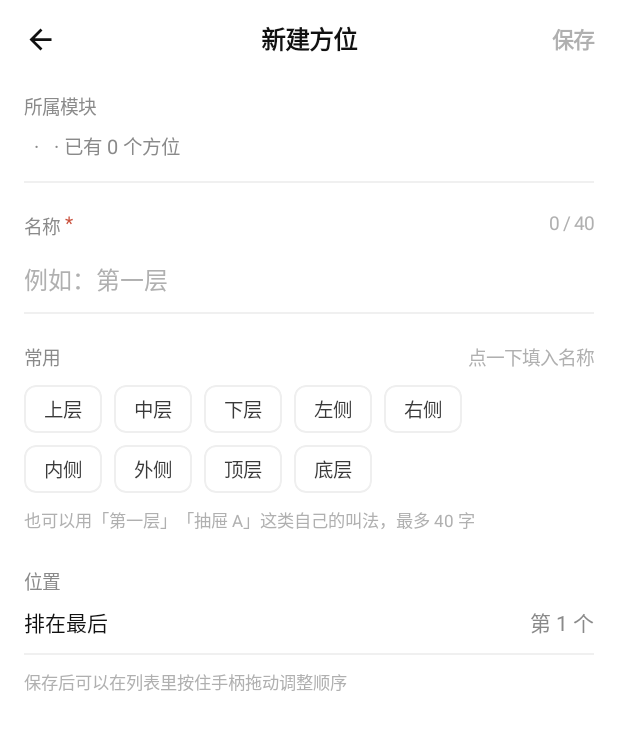
After one commit to LFHacker/Order, an Android app built with Jetpack Compose: the composable PositionEditScreen shown on its own in the app's theme, on a phone screen of 412 x 824 dp. The commit adds this screen. Shown: the top 730 px of the screen. Run offline under Robolectric (Android 15) with nearby library versions, the phone set to English and light mode, and no system bars.

Commit message:
feat(android): 方位层 UI（列表+拖动排序/新建编辑/删除/空态）
- Position 模型 + positions.json，按 moduleId 归属模块，sortOrder 决定顺序
- 导航再深一层：工作区 → 模块 → 方位
- 方位列表：序号 + 名称 + 物品数 + 拖动手柄；长按手柄可拖动排序并持久化
- 新建/编辑：所属模块、名称、九个常用预设（可点填入、可手改）
- 删除按容器处理：方位与其中物品一起进回收站（与工作区/模块一致）
- 模块行的方位数改为从 positions 实际统计，不再用存量字段
- 删除工作区/模块时级联清理方位
- 版本 debug-0.3.0A-20261122（versionCode 4）

```diff
--- a/android/app/build.gradle.kts
+++ b/android/app/build.gradle.kts
@@ -14,8 +14,8 @@ android {
         applicationId = "online.lfcloud.order"
         minSdk = 26
         targetSdk = 36
-        versionCode = 3
-        versionName = "debug-0.2.0A-20261122"
+        versionCode = 4
+        versionName = "debug-0.3.0A-20261122"
     }
 
     buildTypes {
--- /dev/null
+++ b/android/app/src/main/java/online/lfcloud/order/ui/PositionEditScreen.kt
@@ -0,0 +1,184 @@
+package online.lfcloud.order.ui
+
+import androidx.compose.foundation.background
+import androidx.compose.foundation.border
+import androidx.compose.foundation.clickable
+import androidx.compose.foundation.layout.Arrangement
+import androidx.compose.foundation.layout.Box
+import androidx.compose.foundation.layout.Column
+import androidx.compose.foundation.layout.Row
+import androidx.compose.foundation.layout.Spacer
+import androidx.compose.foundation.layout.fillMaxSize
+import androidx.compose.foundation.layout.fillMaxWidth
+import androidx.compose.foundation.layout.height
+import androidx.compose.foundation.layout.padding
+import androidx.compose.foundation.layout.size
+import androidx.compose.foundation.layout.width
+import androidx.compose.foundation.layout.wrapContentWidth
+import androidx.compose.foundation.rememberScrollState
+import androidx.compose.foundation.shape.RoundedCornerShape
+import androidx.compose.foundation.text.BasicTextField
+import androidx.compose.foundation.verticalScroll
+import androidx.compose.material.icons.Icons
+import androidx.compose.material.icons.filled.ArrowBack
+import androidx.compose.material3.Icon
+import androidx.compose.material3.Text
+import androidx.compose.runtime.Composable
+import androidx.compose.ui.Alignment
+import androidx.compose.ui.Modifier
+import androidx.compose.ui.draw.clip
+import androidx.compose.ui.graphics.Color
+import androidx.compose.ui.graphics.SolidColor
+import androidx.compose.ui.text.TextStyle
+import androidx.compose.ui.text.font.FontWeight
+import androidx.compose.ui.unit.dp
+import androidx.compose.ui.unit.sp
+import online.lfcloud.order.OrderViewModel
+import online.lfcloud.order.ui.theme.Danger
+import online.lfcloud.order.ui.theme.HairLine
+import online.lfcloud.order.ui.theme.Ink
+import online.lfcloud.order.ui.theme.Ink2
+import online.lfcloud.order.ui.theme.Muted
+import online.lfcloud.order.ui.theme.MutedLight
+import online.lfcloud.order.ui.theme.Teal
+
+private val Presets = listOf("上层", "中层", "下层", "左侧", "右侧", "内侧", "外侧", "顶层", "底层")
+
+@Composable
+fun PositionEditScreen(
+    vm: OrderViewModel,
+    onBack: () -> Unit,
+    onSaved: () -> Unit
+) {
+    val isNew = vm.editingPositionId == null
+    val module = vm.modules.firstOrNull { it.id == vm.positionModuleId }
+    val workspace = vm.workspaces.firstOrNull { it.id == module?.workspaceId }
+
+    Column(Modifier.fillMaxSize().background(Color.White)) {
+
+        Box(Modifier.fillMaxWidth().height(52.dp)) {
+            Icon(
+                Icons.Filled.ArrowBack, contentDescription = "返回", tint = Ink,
+                modifier = Modifier.align(Alignment.CenterStart).padding(start = 16.dp)
+                    .size(22.dp).clickable(onClick = onBack)
+            )
+            Text(
+                if (isNew) "新建方位" else "编辑方位",
+                fontSize = 16.5.sp, fontWeight = FontWeight.SemiBold, color = Ink,
+                modifier = Modifier.align(Alignment.Center)
+            )
+            Text(
+                "保存",
+                fontSize = 14.5.sp, fontWeight = FontWeight.SemiBold,
+                color = if (vm.posName.isBlank()) MutedLight else Teal,
+                softWrap = false, maxLines = 1,
+                modifier = Modifier.align(Alignment.CenterEnd).padding(horizontal = 16.dp)
+                    .clickable { if (vm.savePosition()) onSaved() }
+            )
+        }
+
+        Column(Modifier.weight(1f).verticalScroll(rememberScrollState()).padding(horizontal = 16.dp)) {
+
+            Spacer(Modifier.height(10.dp))
+            MiniLabel("所属模块")
+            Spacer(Modifier.height(8.dp))
+            Row(verticalAlignment = Alignment.CenterVertically) {
+                val icon = IconLibrary.find(module?.iconId)
+                if (icon != null) {
+                    Icon(IconLibrary.vector(icon.id), contentDescription = null,
+                        tint = Ink2, modifier = Modifier.size(16.dp))
+                    Spacer(Modifier.width(6.dp))
+                }
+                Text(module?.name ?: "", fontSize = 14.sp, color = Ink, fontWeight = FontWeight.Medium)
+                Text(
+                    "  ·  ${workspace?.name ?: ""} · 已有 ${vm.positionCountOf(module?.id)} 个方位",
+                    fontSize = 13.sp, color = Muted
+                )
+            }
+            Spacer(Modifier.height(14.dp))
+            Box(Modifier.fillMaxWidth().height(1.dp).background(HairLine))
+
+            Spacer(Modifier.height(20.dp))
+            Row(Modifier.fillMaxWidth(), horizontalArrangement = Arrangement.SpaceBetween) {
+                Row {
+                    MiniLabel("名称")
+                    Spacer(Modifier.width(3.dp))
+                    Text("*", fontSize = 12.5.sp, color = Danger)
+                }
+                Text("${vm.posName.length} / 40", fontSize = 12.5.sp, color = MutedLight)
+            }
+            Spacer(Modifier.height(4.dp))
+            Box(Modifier.fillMaxWidth().height(44.dp), contentAlignment = Alignment.CenterStart) {
+                if (vm.posName.isEmpty()) {
+                    Text("例如：第一层", fontSize = 16.sp, color = MutedLight)
+                }
+                BasicTextField(
+                    value = vm.posName,
+                    onValueChange = { if (it.length <= 40) { vm.posName = it; vm.posError = null } },
+                    singleLine = true,
+                    textStyle = TextStyle(fontSize = 16.sp, color = Ink),
+                    cursorBrush = SolidColor(Teal),
+                    modifier = Modifier.fillMaxWidth()
+                )
+            }
+            Box(Modifier.fillMaxWidth().height(1.dp).background(HairLine))
+            if (vm.posError != null) {
+                Spacer(Modifier.height(6.dp))
+                Text(vm.posError!!, fontSize = 11.5.sp, color = Danger)
+            }
+
+            Spacer(Modifier.height(20.dp))
+            Row(Modifier.fillMaxWidth(), horizontalArrangement = Arrangement.SpaceBetween) {
+                MiniLabel("常用")
+                Text("点一下填入名称", fontSize = 12.5.sp, color = MutedLight)
+            }
+            Spacer(Modifier.height(9.dp))
+            Column(verticalArrangement = Arrangement.spacedBy(8.dp)) {
+                Presets.chunked(5).forEach { row ->
+                    Row(horizontalArrangement = Arrangement.spacedBy(8.dp)) {
+                        row.forEach { preset ->
+                            val selected = vm.posName == preset
+                            Box(
+                                Modifier.height(32.dp)
+                                    .clip(RoundedCornerShape(8.dp))
+                                    .background(if (selected) Color(0xFFF0FBF9) else Color.White)
+                                    .border(1.dp, if (selected) Teal else Color(0xFFEFEFEF), RoundedCornerShape(8.dp))
+                                    .clickable { vm.posName = preset; vm.posError = null }
+                                    .padding(horizontal = 13.dp),
+                                contentAlignment = Alignment.Center
+                            ) {
+                                Text(
+                                    preset, fontSize = 13.sp,
+                                    color = if (selected) Color(0xFF0B8474) else Ink2,
+                                    fontWeight = if (selected) FontWeight.Medium else FontWeight.Normal
+                                )
+                            }
+                        }
+                    }
+                }
+            }
+            Spacer(Modifier.height(9.dp))
+            Text(
+                "也可以用「第一层」「抽屉 A」这类自己的叫法，最多 40 字",
+                fontSize = 11.5.sp, color = MutedLight
+            )
+
+            Spacer(Modifier.height(24.dp))
+            MiniLabel("位置")
+            Spacer(Modifier.height(8.dp))
+            Row(Modifier.fillMaxWidth(), horizontalArrangement = Arrangement.SpaceBetween) {
+                Text("排在最后", fontSize = 14.sp, color = Ink)
+                Text("第 ${vm.positionCountOf(module?.id) + if (isNew) 1 else 0} 个",
+                    fontSize = 14.sp, color = Muted)
+            }
+            Spacer(Modifier.height(10.dp))
+            Box(Modifier.fillMaxWidth().height(1.dp).background(HairLine))
+            Spacer(Modifier.height(9.dp))
+            Text(
+                "保存后可以在列表里按住手柄拖动调整顺序",
+                fontSize = 11.5.sp, color = MutedLight
+            )
+            Spacer(Modifier.height(40.dp))
+        }
+    }
+}
```
Also changed, not shown: android/app/src/main/java/online/lfcloud/order/MainActivity.kt (+36 -6 lines), android/app/src/main/java/online/lfcloud/order/OrderViewModel.kt (+97 -0 lines), android/app/src/main/java/online/lfcloud/order/data/PositionRepository.kt (added, +92 -0 lines), android/app/src/main/java/online/lfcloud/order/model/Model.kt (+11 -0 lines), android/app/src/main/java/online/lfcloud/order/ui/ModuleListScreen.kt (+9 -5 lines), android/app/src/main/java/online/lfcloud/order/ui/ModuleSheets.kt (+43 -0 lines), android/app/src/main/java/online/lfcloud/order/ui/PositionListScreen.kt (added, +241 -0 lines), 1 other file.
